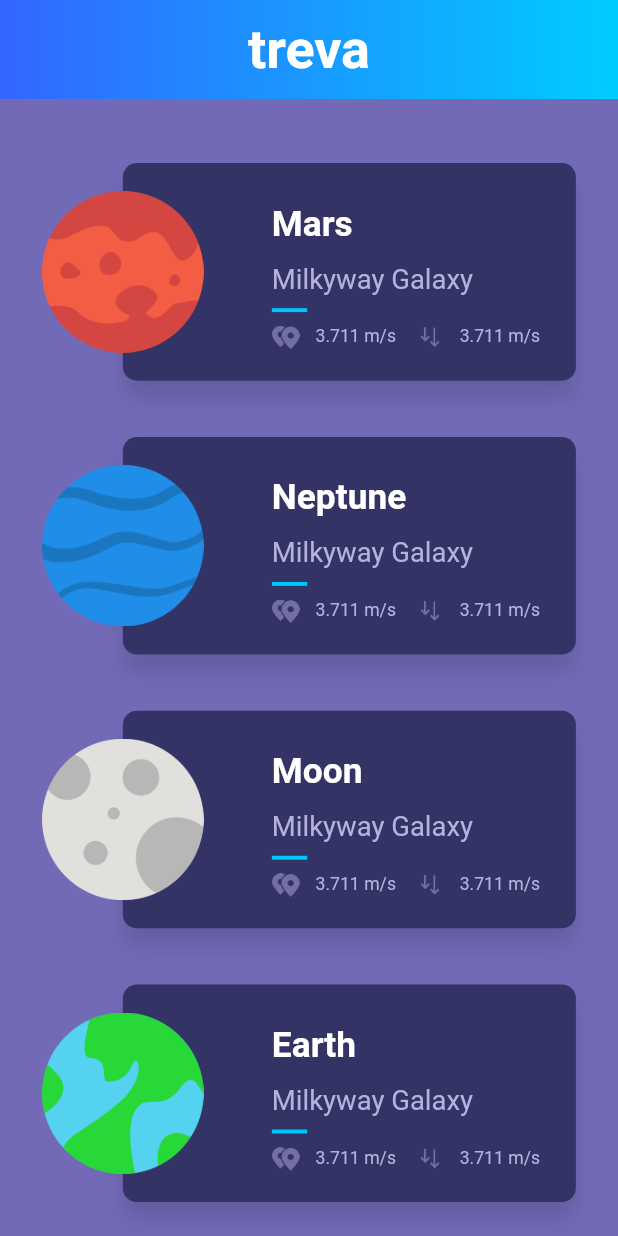
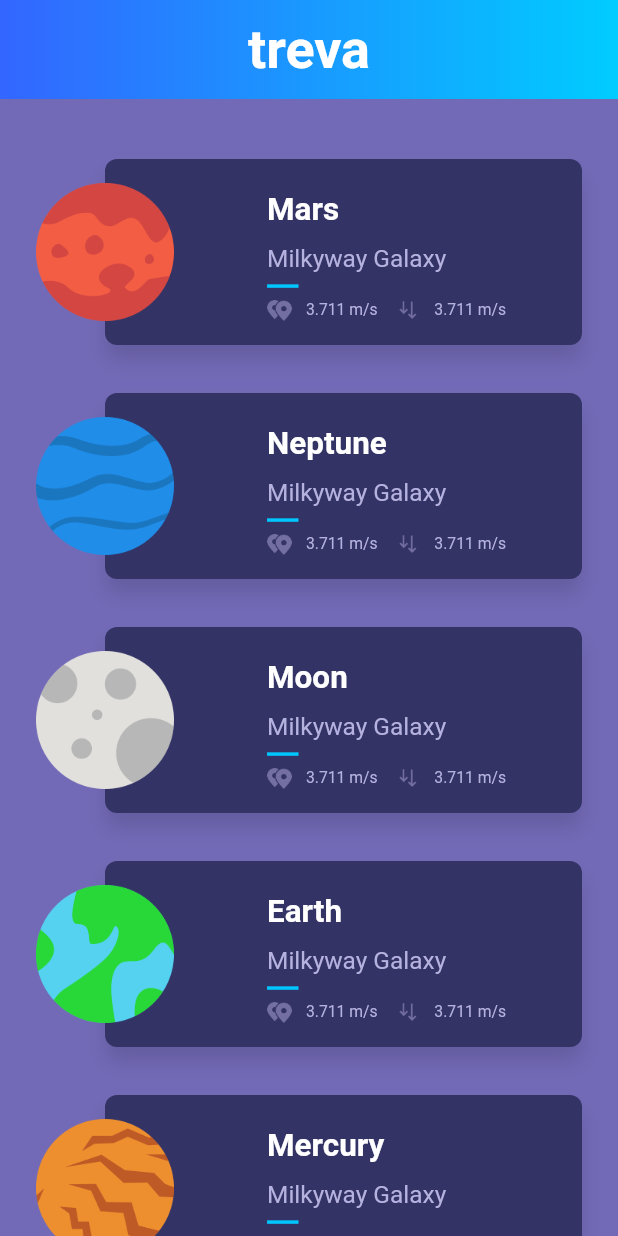
Before and after one commit to sergiandreplace/flutter_planets_tutorial, a Flutter app: the screen it shows after launch, on a phone screen of 412 x 824 dp. Run offline on Flutter 3.47's test engine with Material 2 defaults, Android fonts, the phone set to English and light mode, and no system bars.

Commit message:
Finally fixed overflow issue

```diff
--- a/lib/ui/common/plannet_summary.dart
+++ b/lib/ui/common/plannet_summary.dart
@@ -18,6 +18,7 @@ class PlanetSummary extends StatelessWidget {
   @override
   Widget build(BuildContext context) {
     final planetThumbnail = Container(
+      // width: 259,
       margin: const EdgeInsets.symmetric(vertical: 16.0),
       alignment:
           horizontal ? FractionalOffset.centerLeft : FractionalOffset.center,
@@ -40,8 +41,10 @@ class PlanetSummary extends StatelessWidget {
     }
 
     final planetCardContent = Container(
+      width: 312,
       margin: EdgeInsets.fromLTRB(
           horizontal ? 76.0 : 16.0, horizontal ? 16.0 : 42.0, 16.0, 16.0),
+      child: FittedBox(
         child: Column(
           crossAxisAlignment:
               horizontal ? CrossAxisAlignment.start : CrossAxisAlignment.center,
@@ -55,7 +58,8 @@ class PlanetSummary extends StatelessWidget {
               mainAxisAlignment: MainAxisAlignment.center,
               children: <Widget>[
                 _planetValue(
-                  value: planet.distance, image: 'assets/img/ic_distance.png'),
+                    value: planet.distance,
+                    image: 'assets/img/ic_distance.png'),
                 Container(
                   width: horizontal ? 8.0 : 32.0,
                 ),
@@ -65,10 +69,11 @@ class PlanetSummary extends StatelessWidget {
             ),
           ],
         ),
+      ),
     );
 
     final planetCard = Container(
-      child: FittedBox(child: planetCardContent),
+      child: planetCardContent,
       height: horizontal ? 124.0 : 154.0,
       margin: horizontal
           ? const EdgeInsets.only(left: 46.0)
@@ -98,7 +103,6 @@ class PlanetSummary extends StatelessWidget {
                   ),
                 )
             : null,
-        child: FittedBox(
         child: Container(
           margin: const EdgeInsets.symmetric(
             vertical: 16.0,
@@ -110,7 +114,6 @@ class PlanetSummary extends StatelessWidget {
               planetThumbnail,
             ],
           ),
-          ),
         ));
   }
 }
```
Lines whose indentation alone changed are shown as unchanged.
